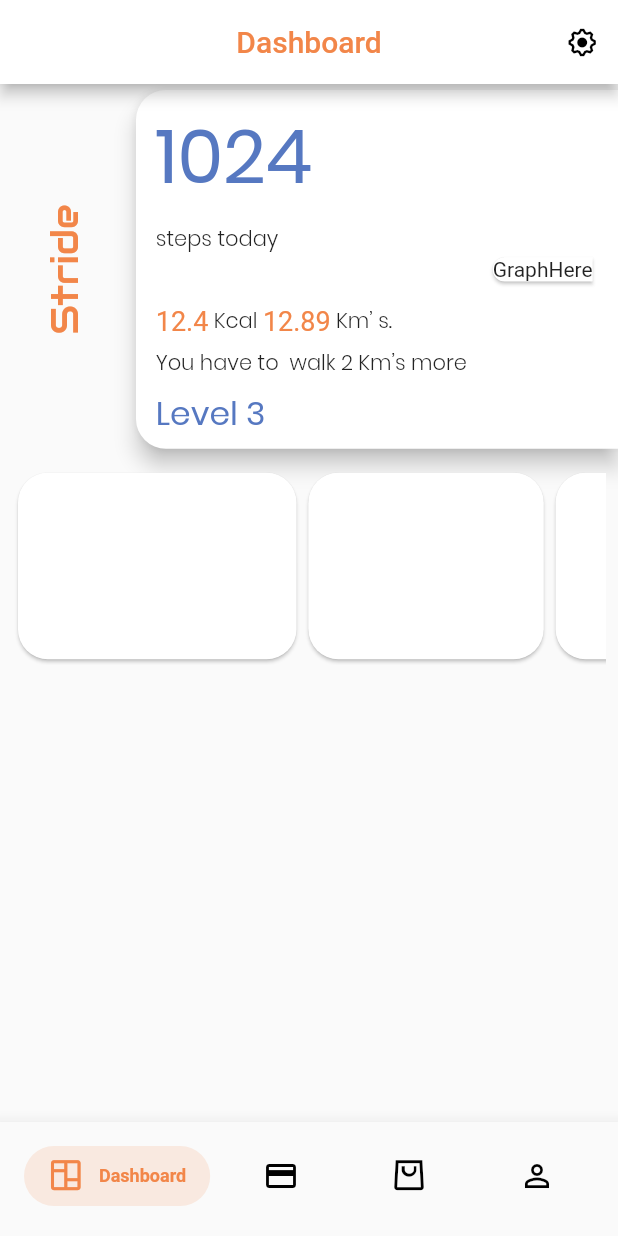
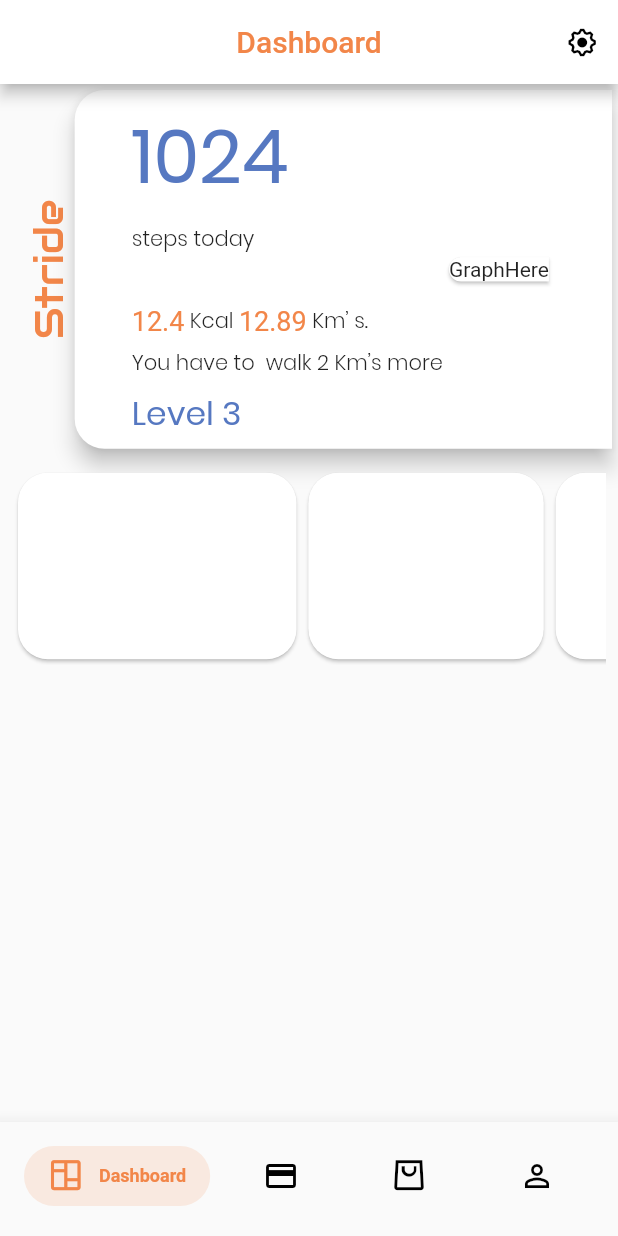
Before and after one commit to prakashvidya68/stride, a Flutter app: the screen it shows after launch, on a phone screen of 412 x 824 dp. Run offline on Flutter 3.47's test engine with Material 2 defaults, Android fonts, the phone set to English and light mode, and no system bars.

Commit message:
Removing bugs in dashboard

```diff
--- a/lib/screens/dashboard_screen.dart
+++ b/lib/screens/dashboard_screen.dart
@@ -56,23 +56,30 @@ class DashBoardScoreBoard extends StatelessWidget {
 
   @override
   Widget build(BuildContext context) {
+    var width = MediaQuery.of(context).size.width;
     return Container(
       child: Row(
         mainAxisSize: MainAxisSize.min,
         mainAxisAlignment: MainAxisAlignment.end,
+        crossAxisAlignment: CrossAxisAlignment.center,
         children: <Widget>[
-          RotationTransition(
-            turns: new AlwaysStoppedAnimation(270 / 360),
+          Flexible(
+              flex: 1,
+              child: RotatedBox(
+                quarterTurns: -1,
                 child: Text('Stride',
                     style: TextStyle(
                       fontFamily: 'Audiowide',
-                  fontSize: 25,
+                      height: 2,
+                      fontSize: width * 0.065,
                       color: Color(0xFFF28649),
                     )),
-          ),
-          SizedBox(
+              )),
+          Flexible(
+            flex: 8,
+            child: SizedBox(
               height: MediaQuery.of(context).size.height * 0.3,
-            width: MediaQuery.of(context).size.width * 0.8,
+              width: MediaQuery.of(context).size.width * 0.9,
               child: Card(
                 elevation: 6,
                 shape: RoundedRectangleBorder(
@@ -82,7 +89,7 @@ class DashBoardScoreBoard extends StatelessWidget {
                   ),
                 ),
                 child: Row(
-                mainAxisAlignment: MainAxisAlignment.spaceEvenly,
+                  mainAxisAlignment: MainAxisAlignment.center,
                   children: <Widget>[
                     Column(
                       mainAxisAlignment: MainAxisAlignment.spaceEvenly,
@@ -99,7 +106,8 @@ class DashBoardScoreBoard extends StatelessWidget {
                         Text(
                           'steps today',
                           style: TextStyle(
-                            fontFamily: 'Poppins', fontWeight: FontWeight.w100),
+                              fontFamily: 'Poppins',
+                              fontWeight: FontWeight.w100),
                         ),
                         SizedBox(
                           height: 20,
@@ -163,6 +171,7 @@ class DashBoardScoreBoard extends StatelessWidget {
                 ),
               ),
             ),
+          ),
         ],
       ),
     );
```
Also changed, not shown: 2 other files. Lines whose indentation alone changed are shown as unchanged.
